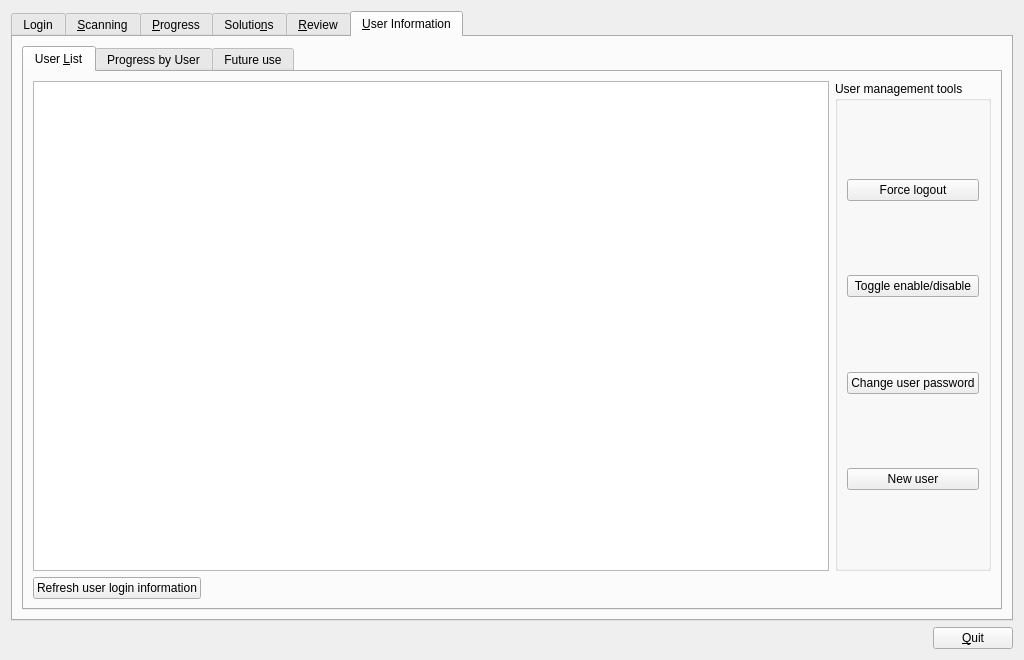
The window that qtCreatorFiles/ui_manager.ui (plomgrading/plom) describes before a commit, drawn with Qt 5.
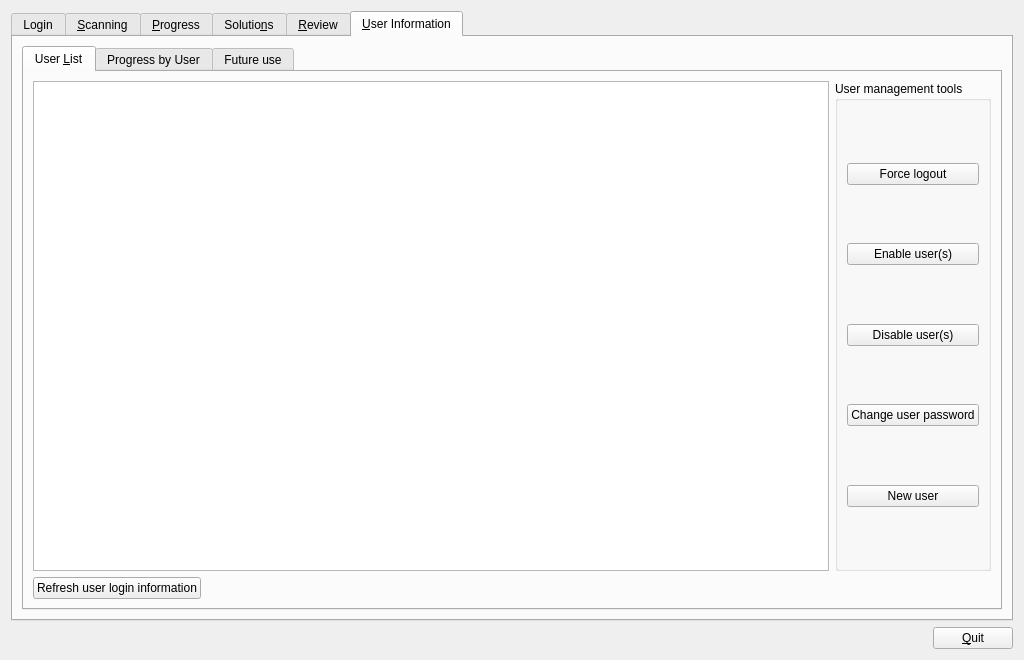
The same window after the commit. The open tabs and pages were chosen to show the change.

Commit message: split toggleEnableDisable into two buttons

Patch:
```diff
--- a/qtCreatorFiles/ui_manager.ui
+++ b/qtCreatorFiles/ui_manager.ui
@@ -1276,7 +1276,27 @@
                 <item>
                  <widget class="QPushButton" name="enabDisabB">
                   <property name="text">
-                   <string>Toggle enable/disable</string>
+                   <string>Enable user(s)</string>
+                  </property>
+                 </widget>
+                </item>
+                <item>
+                 <spacer name="verticalSpacer_11">
+                  <property name="orientation">
+                   <enum>Qt::Vertical</enum>
+                  </property>
+                  <property name="sizeHint" stdset="0">
+                   <size>
+                    <width>20</width>
+                    <height>40</height>
+                   </size>
+                  </property>
+                 </spacer>
+                </item>
+                <item>
+                 <widget class="QPushButton" name="disableUserB">
+                  <property name="text">
+                   <string>Disable user(s)</string>
                   </property>
                  </widget>
                 </item>
```
Left out of the diff: 8 changed lines with no effect on the pictures. The commit also changes 2 other files.
